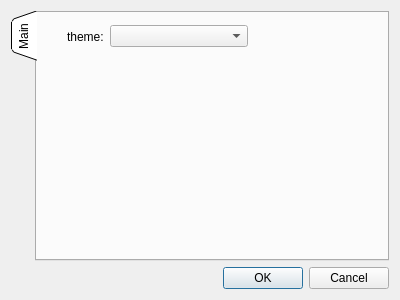
Sanya-123/STplot, file stplot-gui/widgets/Settings/settingswindow.ui: the form before one commit.
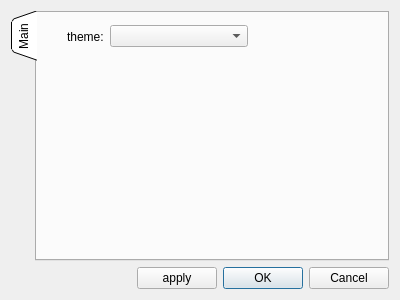
The form after the commit.

Commit message: add deployment step for windows

The edit to the form file:
```diff
--- a/stplot-gui/widgets/Settings/settingswindow.ui
+++ b/stplot-gui/widgets/Settings/settingswindow.ui
@@ -14,7 +14,7 @@
    <string>Dialog</string>
   </property>
   <layout class="QGridLayout" name="gridLayout">
-   <item row="0" column="0">
+   <item row="0" column="0" colspan="3">
     <widget class="QTabWidget" name="tabWidget">
      <property name="tabPosition">
       <enum>QTabWidget::West</enum>
@@ -62,6 +62,26 @@
     </widget>
    </item>
    <item row="1" column="0">
+    <spacer name="horizontalSpacer">
+     <property name="orientation">
+      <enum>Qt::Horizontal</enum>
+     </property>
+     <property name="sizeHint" stdset="0">
+      <size>
+       <width>121</width>
+       <height>20</height>
+      </size>
+     </property>
+    </spacer>
+   </item>
+   <item row="1" column="1">
+    <widget class="QPushButton" name="pushButton_apply">
+     <property name="text">
+      <string>apply</string>
+     </property>
+    </widget>
+   </item>
+   <item row="1" column="2">
     <widget class="QDialogButtonBox" name="buttonBox">
      <property name="orientation">
       <enum>Qt::Horizontal</enum>
```
The commit also changes 7 other files.
